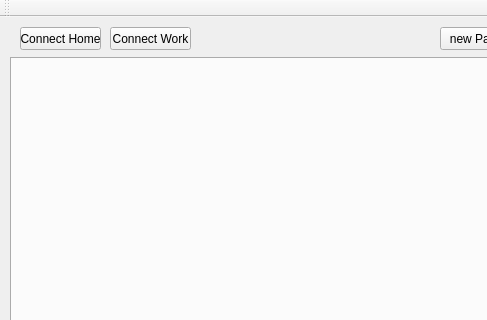
First picture: the form in application/GUI/SC2KGUI/mainwindow.ui, repository leodido99/srdb_manager, before the edit; both pictures show x 0 to 487 and y 0 to 320 of the 1154 by 830 pixel window.
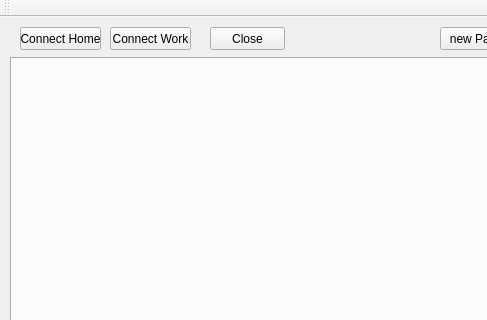
Second picture: the form after the edit.

Commit message: Added verification of db already open More work on tab creation

```diff
--- a/application/GUI/SC2KGUI/mainwindow.ui
+++ b/application/GUI/SC2KGUI/mainwindow.ui
@@ -115,6 +115,19 @@
      <number>-1</number>
     </property>
    </widget>
+   <widget class="QPushButton" name="pushButton_2">
+    <property name="geometry">
+     <rect>
+      <x>210</x>
+      <y>10</y>
+      <width>75</width>
+      <height>23</height>
+     </rect>
+    </property>
+    <property name="text">
+     <string>Close</string>
+    </property>
+   </widget>
   </widget>
   <widget class="QMenuBar" name="menuBar">
    <property name="geometry">
```
The commit also changes 4 other files.
